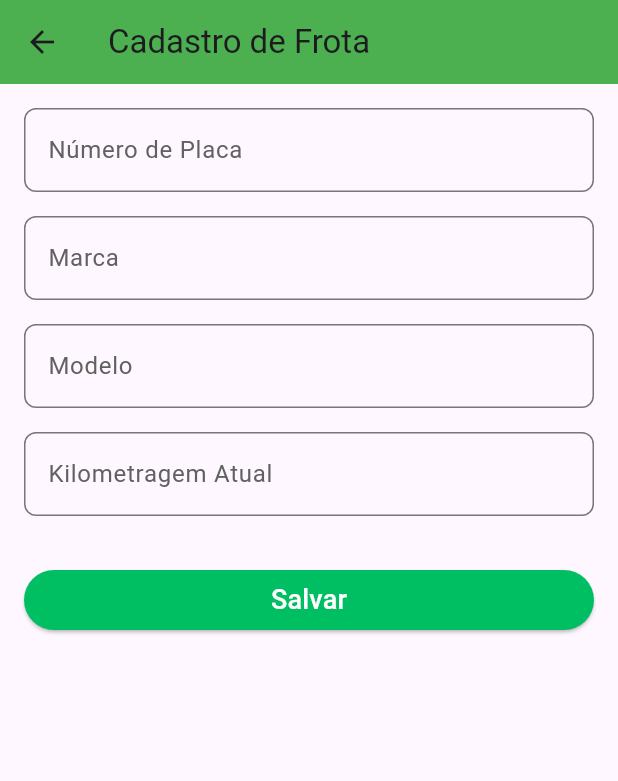
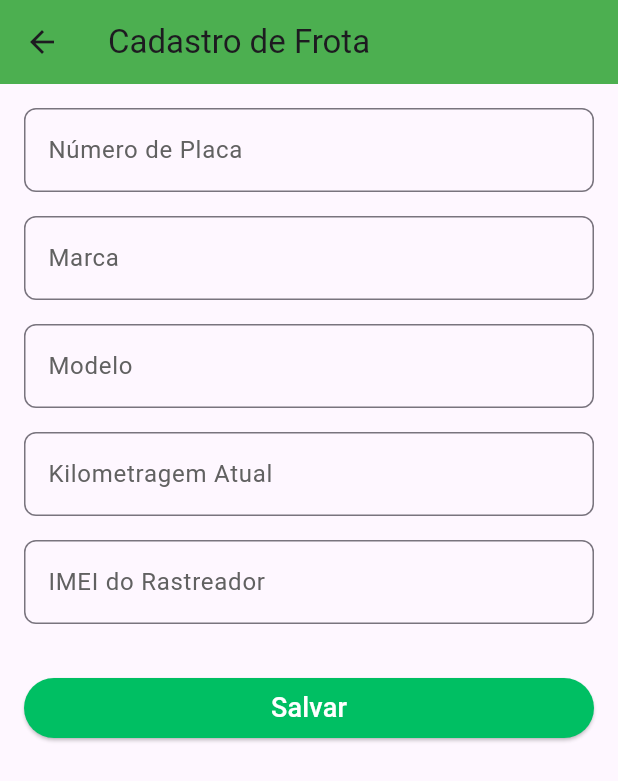
Before and after one commit to FMoreiraSouza/DriveManager, a Flutter app: the FleetRegisterScreen screen opened by its route, on a phone screen of 412 x 824 dp. Shown: the top 781 px of the screen. Run offline on Flutter 3.47's test engine with Material 3 defaults, Android fonts, the light colour scheme and no system bars; our stand-ins replace supabase_flutter; accounts and stored records are empty; network calls fail.

Commit message:
Reajustes de conexão e formatação

```diff
--- a/lib/presenter/screens/fleet_register_screen.dart
+++ b/lib/presenter/screens/fleet_register_screen.dart
@@ -14,19 +14,17 @@ class FleetRegisterScreenState extends State<FleetRegisterScreen> {
   final TextEditingController _plateController = TextEditingController();
   final TextEditingController _brandController = TextEditingController();
   final TextEditingController _modelController = TextEditingController();
-  final TextEditingController _yearController = TextEditingController();
-  final TextEditingController _colorController = TextEditingController();
-  final TextEditingController _chassisController = TextEditingController();
-  final TextEditingController _fuelTypeController = TextEditingController();
   final TextEditingController _mileageController = TextEditingController();
-  final TextEditingController _loadCapacityController = TextEditingController();
-  final TextEditingController _driverNameController = TextEditingController();
-  final TextEditingController _cnfNumberController = TextEditingController();
-  final TextEditingController _cnfValidityController = TextEditingController();
-  final TextEditingController _driverPhoneController = TextEditingController();
   final TextEditingController _trackerImeiController = TextEditingController();
-  final TextEditingController _trackingSystemNumberController = TextEditingController();
-  final TextEditingController _observationsController = TextEditingController();
+  // final TextEditingController _yearController = TextEditingController();
+  // final TextEditingController _colorController = TextEditingController();
+  // final TextEditingController _chassisController = TextEditingController();
+  // final TextEditingController _fuelTypeController = TextEditingController();
+  // final TextEditingController _loadCapacityController = TextEditingController();
+  // final TextEditingController _driverNameController = TextEditingController();
+  // final TextEditingController _cnfNumberController = TextEditingController();
+  // final TextEditingController _cnfValidityController = TextEditingController();
+  // final TextEditingController _driverPhoneController = TextEditingController();
 
   final SupabaseClient _supabase = Supabase.instance.client;
 
@@ -35,19 +33,17 @@ class FleetRegisterScreenState extends State<FleetRegisterScreen> {
       'plate_number': _plateController.text,
       'brand': _brandController.text,
       'model': _modelController.text,
-      'year': _yearController.text,
-      'color': _colorController.text,
-      'chassis': _chassisController.text,
-      'fuel_type': _fuelTypeController.text,
       'mileage': _mileageController.text,
-      'load_capacity': _loadCapacityController.text,
-      'driver_name': _driverNameController.text,
-      'cnf_number': _cnfNumberController.text,
-      'cnf_validity': _cnfValidityController.text,
-      'driver_phone': _driverPhoneController.text,
       'tracker_imei': _trackerImeiController.text,
-      'tracking_system_number': _trackingSystemNumberController.text,
-      'observations': _observationsController.text,
+      // 'driver_name': _driverNameController.text,
+      // 'year': _yearController.text,
+      // 'color': _colorController.text,
+      // 'chassis': _chassisController.text,
+      // 'fuel_type': _fuelTypeController.text,
+      // 'load_capacity': _loadCapacityController.text,
+      // 'cnf_number': _cnfNumberController.text,
+      // 'cnf_validity': _cnfValidityController.text,
+      // 'driver_phone': _driverPhoneController.text,
     };
 
     final response = await _supabase.from('vehicles').insert(newVehicle);
@@ -192,7 +188,20 @@ class FleetRegisterScreenState extends State<FleetRegisterScreen> {
                 ),
                 keyboardType: TextInputType.number,
               ),
-              // const SizedBox(height: 16.0),
+              const SizedBox(height: 16.0),
+              TextFormField(
+                controller: _trackerImeiController,
+                decoration: InputDecoration(
+                  labelText: 'IMEI do Rastreador',
+                  labelStyle: TextStyle(color: Colors.grey.shade700),
+                  border: OutlineInputBorder(
+                    borderRadius: BorderRadius.circular(8.0),
+                  ),
+                  focusedBorder: OutlineInputBorder(
+                    borderSide: BorderSide(color: theme.hintColor),
+                  ),
+                ),
+              ),
               // TextFormField(
               //   controller: _loadCapacityController,
               //   decoration: InputDecoration(
@@ -264,49 +273,6 @@ class FleetRegisterScreenState extends State<FleetRegisterScreen> {
               //   keyboardType: TextInputType.phone,
               // ),
               // const SizedBox(height: 16.0),
-              // TextFormField(
-              //   controller: _trackerImeiController,
-              //   decoration: InputDecoration(
-              //     labelText: 'IMEI do Rastreador',
-              //     labelStyle: TextStyle(color: Colors.grey.shade700),
-              //     border: OutlineInputBorder(
-              //       borderRadius: BorderRadius.circular(8.0),
-              //     ),
-              //     focusedBorder: OutlineInputBorder(
-              //       borderSide: BorderSide(color: theme.hintColor),
-              //     ),
-              //   ),
-              // ),
-              // const SizedBox(height: 16.0),
-              // TextFormField(
-              //   controller: _trackingSystemNumberController,
-              //   decoration: InputDecoration(
-              //     labelText: 'Número do Sistema de Rastreamento',
-              //     labelStyle: TextStyle(color: Colors.grey.shade700),
-              //     border: OutlineInputBorder(
-              //       borderRadius: BorderRadius.circular(8.0),
-              //     ),
-              //     focusedBorder: OutlineInputBorder(
-              //       borderSide: BorderSide(color: theme.hintColor),
-              //     ),
-              //   ),
-              // ),
-              // const SizedBox(height: 16.0),
-              // TextFormField(
-              //   controller: _observationsController,
-              //   decoration: InputDecoration(
-              //     labelText: 'Observações',
-              //     labelStyle: TextStyle(color: Colors.grey.shade700),
-              //     border: OutlineInputBorder(
-              //       borderRadius: BorderRadius.circular(8.0),
-              //     ),
-              //     focusedBorder: OutlineInputBorder(
-              //       borderSide: BorderSide(color: theme.hintColor),
-              //     ),
-              //     contentPadding: const EdgeInsets.fromLTRB(12.0, 16.0, 12.0, 12.0),
-              //   ),
-              //   maxLines: 3,
-              // ),
               const SizedBox(height: 32.0),
               ElevatedButton(
                 onPressed: () {
--- a/lib/presenter/widgets/fleet_list.dart
+++ b/lib/presenter/widgets/fleet_list.dart
@@ -1,4 +1,5 @@
 import 'package:flutter/material.dart';
+import 'package:intl/intl.dart';
 
 class FleetList extends StatelessWidget {
   const FleetList({
@@ -14,6 +15,8 @@ class FleetList extends StatelessWidget {
 
   @override
   Widget build(BuildContext context) {
+    final NumberFormat mileageFormat = NumberFormat("#,##0.0", "pt_BR");
+
     return Stack(
       children: <Widget>[
         Positioned.fill(
@@ -71,7 +74,7 @@ class FleetList extends StatelessWidget {
                               width: 15,
                             ),
                             const Icon(Icons.emoji_transportation),
-                            Text(vehicle['mileage'].toString()),
+                            Text('${mileageFormat.format(vehicle['mileage'] ?? 0)} Km'),
                           ],
                         ),
                       ],
--- a/pubspec.yaml
+++ b/pubspec.yaml
@@ -36,6 +36,7 @@ dependencies:
   # Use with the CupertinoIcons class for iOS style icons.
   cupertino_icons: ^1.0.8
   supabase_flutter: ^2.5.11
+  intl: ^0.18.0
 
 dev_dependencies:
   flutter_test:
```
Also changed, not shown: lib/core/utils/custom_modal.dart (added, +55 -0 lines), lib/infra/service/vehicle_service.dart (added, +25 -0 lines), lib/presenter/screens/fleet_screen.dart (+24 -72 lines), pubspec.lock.
